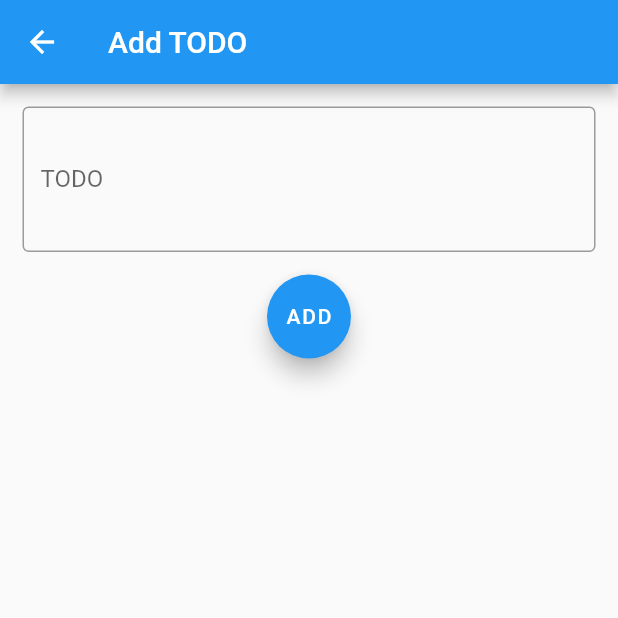
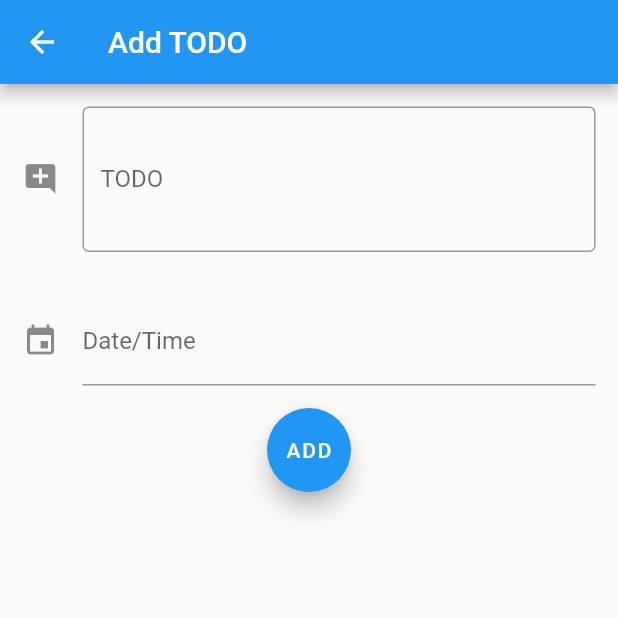
Before and after one commit to KushnarevOR/TodoApp, a Flutter app: the AddTodoScreen screen opened directly, on a phone screen of 412 x 824 dp, the top half of it. Run offline on Flutter 3.47's test engine with Material 2 defaults, Android fonts, the phone set to English and light mode, and no system bars; drawn by our look-alikes of date_time_picker.

Commit message:
Added DateTime picker

```diff
--- a/lib/AddTodoScreen.dart
+++ b/lib/AddTodoScreen.dart
@@ -1,4 +1,5 @@
 import 'package:flutter/material.dart';
+import 'package:date_time_picker/date_time_picker.dart';
 
 class AddTodoScreen extends StatelessWidget{
   TextEditingController todoController = TextEditingController();
@@ -20,8 +21,23 @@ class AddTodoScreen extends StatelessWidget{
               decoration: InputDecoration(
                 border: OutlineInputBorder(),
                 labelText: 'TODO',
+                icon: const Icon(Icons.add_comment)
               ),
             )
+          ),
+          Padding(
+            padding: EdgeInsets.all(15),
+            child: DateTimePicker(
+              type: DateTimePickerType.dateTime,
+              dateMask: 'd MMM, yyyy - HH:mm',
+              use24HourFormat: true,
+              initialTime: TimeOfDay.fromDateTime(DateTime.now().add(Duration(hours: 1))),
+              firstDate: DateTime.now(),
+              lastDate: DateTime(2100),
+              icon: Icon(Icons.event),
+              dateLabelText: 'Date/Time',
+              timeLabelText: 'Time',
+            ),
           ),
           ValueListenableBuilder<TextEditingValue>(
             valueListenable: todoController,
@@ -34,11 +50,6 @@ class AddTodoScreen extends StatelessWidget{
               );
             },
           )
-          // FloatingActionButton(
-          //     onPressed: () {
-          //       Navigator.pop(context, todoController.text);
-          //     },
-          //     child: Text("ADD"))
         ],
       ),
     );
--- a/pubspec.yaml
+++ b/pubspec.yaml
@@ -30,6 +30,7 @@ dependencies:
   flutter:
     sdk: flutter
 
+  date_time_picker: ^2.1.0
 
   # The following adds the Cupertino Icons font to your application.
   # Use with the CupertinoIcons class for iOS style icons.
```
Also changed, not shown: pubspec.lock.
